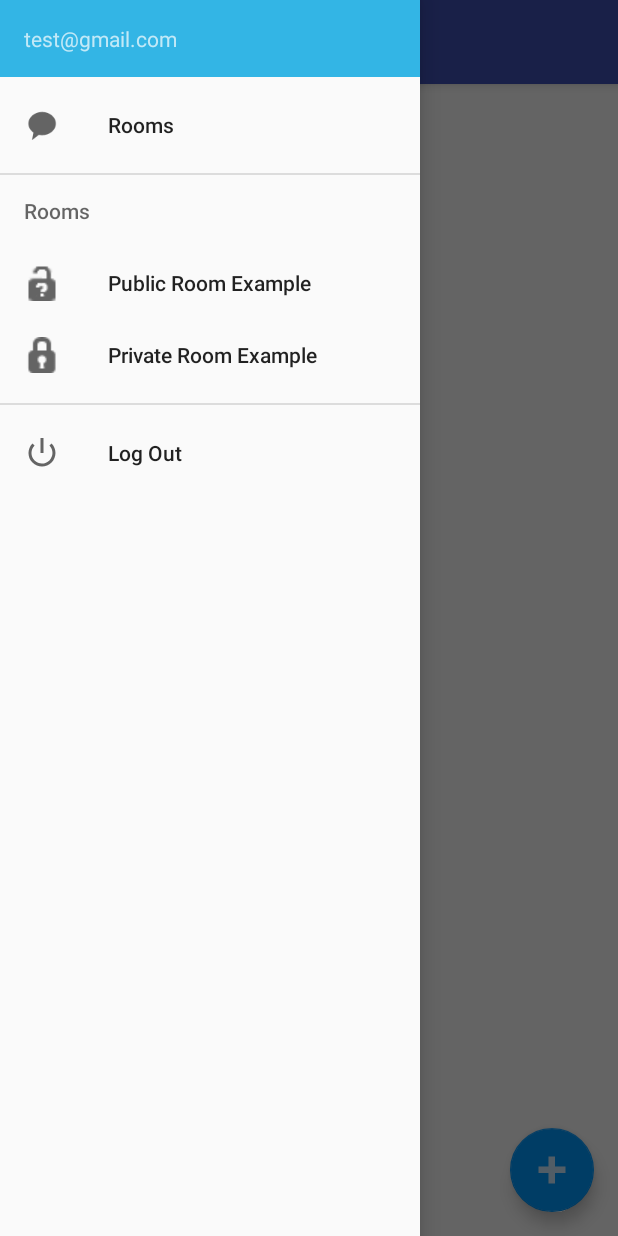
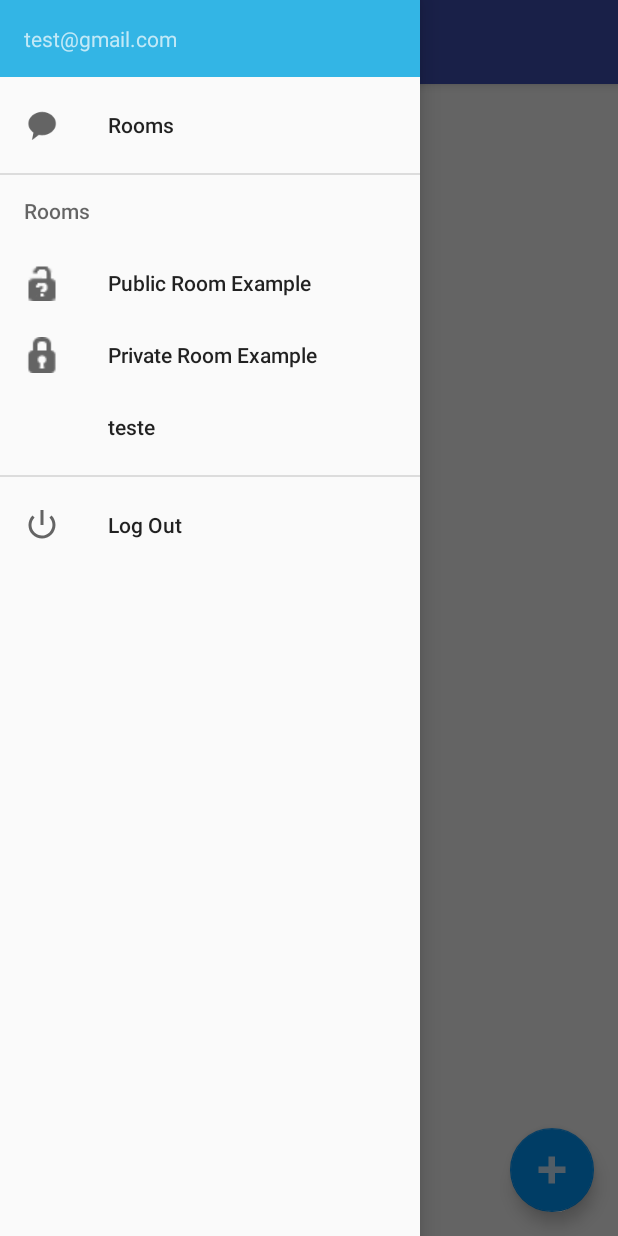
Before and after one commit to antonio-ramadas/chatup_android, an Android app: the MainActivity screen opened directly, with no data from a screen before it, with the side drawer open, on a phone screen of 412 x 824 dp. Run offline under Robolectric (Android 15) with nearby library versions, the phone set to English and light mode, and no system bars; libraries missing offline, so code that uses them is left out: com.facebook, com.facebook.login.

Commit message:
Added item dynamically

```diff
--- a/app/src/main/java/antonio/chatup/screens/ViewRooms/MainActivity.java
+++ b/app/src/main/java/antonio/chatup/screens/ViewRooms/MainActivity.java
@@ -64,9 +64,10 @@ public class MainActivity extends AppCompatActivity
         drawer.setDrawerListener(toggle);
         toggle.syncState();
 
-        //navigationView.getMenu().add(R.id.main_group, 5, 5,"teste");
+        if (savedInstanceState == null) {
+            //navigationView.getMenu().add(R.id.main_group, 5, 5,"teste");
+            navigationView.getMenu().findItem(R.id.room_item_id).getSubMenu().add("teste");
 
-        if (savedInstanceState == null) {
             FragmentManager fragmentManager = getFragmentManager();
             FragmentTransaction fragmentTransaction = fragmentManager.beginTransaction();
 
--- a/app/src/main/res/menu/activity_main_drawer.xml
+++ b/app/src/main/res/menu/activity_main_drawer.xml
@@ -9,18 +9,18 @@
             />
     </group>
 
-    <item android:title="Rooms">
+    <item android:title="Rooms" android:id="@+id/room_item_id">
         <menu>
-            <group android:id="@+id/drawer_rooms" android:checkableBehavior="single">
             <item
+                android:orderInCategory="0"
                 android:id="@+id/nav_public_room"
                 android:icon="@android:drawable/ic_partial_secure"
                 android:title="Public Room Example" />
             <item
+                android:orderInCategory="0"
                 android:id="@+id/nav_private_room"
                 android:icon="@android:drawable/ic_secure"
                 android:title="Private Room Example" />
-            </group>
         </menu>
     </item>
 
```
Also changed, not shown: app/src/main/java/antonio/chatup/data/Room.java (+0 -14 lines), app/src/main/java/antonio/chatup/screens/Login/LoginInitialActivity.java (+9 -2 lines).
